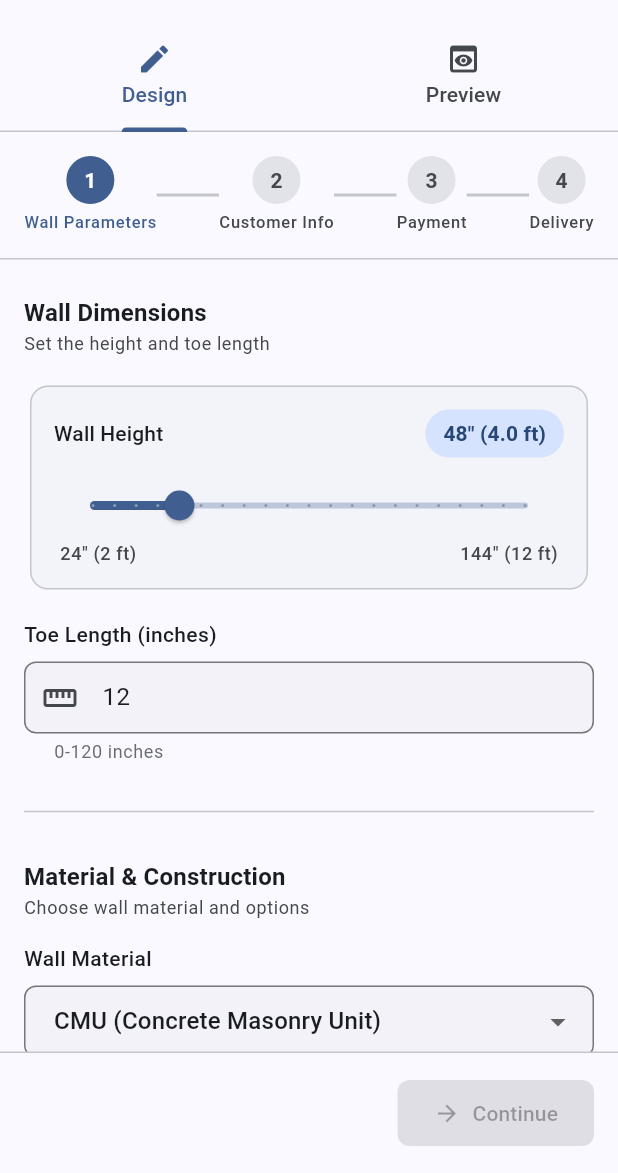
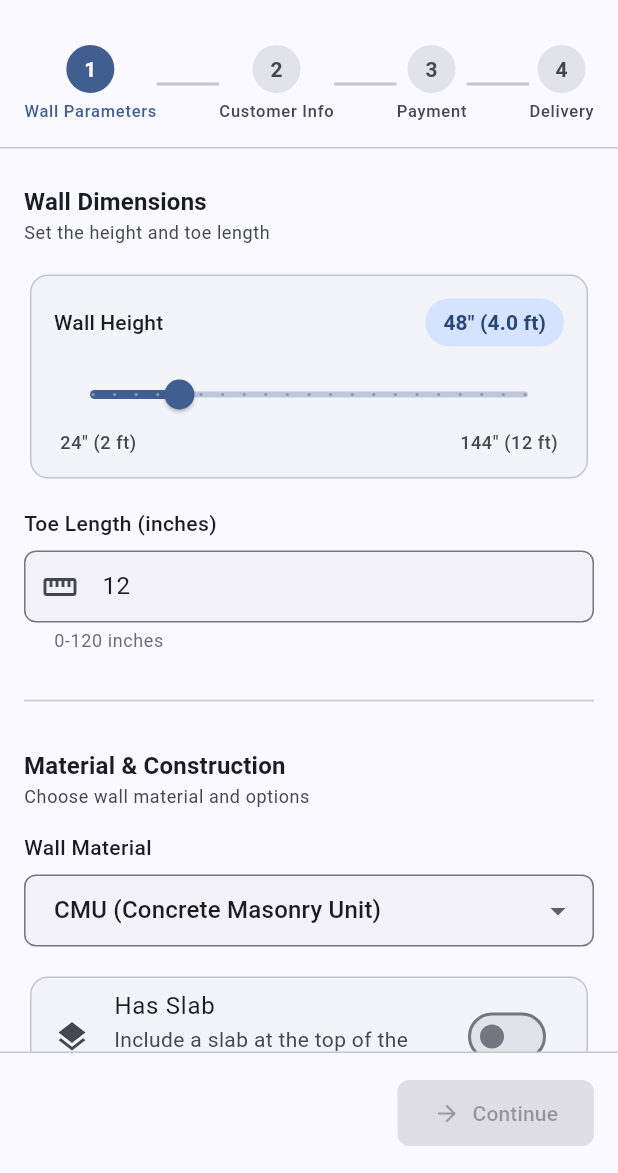
Before and after one commit to coredawg38/RetainingWallUI, a Flutter app: the WallInputPage screen opened by its route, on a phone screen of 412 x 824 dp, the part 63-1236 px from its top. Run offline on Flutter 3.47's test engine with Material 3 defaults, Android fonts, the phone set to English and light mode, and no system bars; our stand-ins replace flutter_riverpod, freezed_annotation, go_router; missing offline and left inert: flutter_stripe, json_schema.

Commit message:
Remove wall preview from design page so only data entry remains.
Co-authored-by: Cursor <cursoragent@cursor.com>

````diff
--- a/lib/features/wall_input/presentation/pages/wall_input_page.dart
+++ b/lib/features/wall_input/presentation/pages/wall_input_page.dart
@@ -1,8 +1,6 @@
 /// Wall Input Page
 ///
-/// Main design page with split layout:
-/// - Left side: Real-time wall preview
-/// - Right side: Wizard steps for input
+/// Design page with wizard steps for wall parameter entry.
 ///
 /// Usage:
 /// ```dart
@@ -24,9 +22,8 @@ import '../../providers/wall_input_provider.dart';
 import '../widgets/address_form.dart';
 import '../widgets/customer_form.dart';
 import '../widgets/wall_form.dart';
-import '../widgets/wall_preview.dart';
 
-/// Main wall design input page with split layout.
+/// Main wall design input page.
 class WallInputPage extends ConsumerWidget {
   const WallInputPage({super.key});
 
@@ -46,87 +43,13 @@ class WallInputPage extends ConsumerWidget {
       body: LoadingOverlay(
         isLoading: state.isSubmitting,
         message: 'Processing your design...',
-        child: LayoutBuilder(
-          builder: (context, constraints) {
-            // Responsive layout - stack on narrow screens
-            if (constraints.maxWidth < 900) {
-              return _MobileLayout(state: state);
-            }
-            return _DesktopLayout(state: state);
-          },
-        ),
-      ),
-    );
-  }
-}
-
-/// Desktop layout with side-by-side preview and wizard.
-class _DesktopLayout extends ConsumerWidget {
-  final WallInputState state;
-
-  const _DesktopLayout({required this.state});
-
-  @override
-  Widget build(BuildContext context, WidgetRef ref) {
-    return Row(
-      crossAxisAlignment: CrossAxisAlignment.stretch,
-      children: [
-        // Left side - Preview
-        Expanded(
-          flex: 5,
-          child: Padding(
-            padding: const EdgeInsets.all(16),
-            child: WallPreview(
-              input: state.input,
-              error: state.errorMessage,
-            ),
+        child: Align(
+          alignment: Alignment.topCenter,
+          child: ConstrainedBox(
+            constraints: const BoxConstraints(maxWidth: 720),
+            child: _WizardPanel(state: state),
           ),
         ),
-        // Divider
-        const VerticalDivider(width: 1),
-        // Right side - Wizard
-        Expanded(
-          flex: 4,
-          child: _WizardPanel(state: state),
-        ),
-      ],
-    );
-  }
-}
-
-/// Mobile layout with tabbed preview and wizard.
-class _MobileLayout extends ConsumerWidget {
-  final WallInputState state;
-
-  const _MobileLayout({required this.state});
-
-  @override
-  Widget build(BuildContext context, WidgetRef ref) {
-    return DefaultTabController(
-      length: 2,
-      child: Column(
-        children: [
-          const TabBar(
-            tabs: [
-              Tab(text: 'Design', icon: Icon(Icons.edit)),
-              Tab(text: 'Preview', icon: Icon(Icons.preview)),
-            ],
-          ),
-          Expanded(
-            child: TabBarView(
-              children: [
-                _WizardPanel(state: state),
-                Padding(
-                  padding: const EdgeInsets.all(16),
-                  child: WallPreview(
-                    input: state.input,
-                    error: state.errorMessage,
-                  ),
-                ),
-              ],
-            ),
-          ),
-        ],
       ),
     );
   }
````
